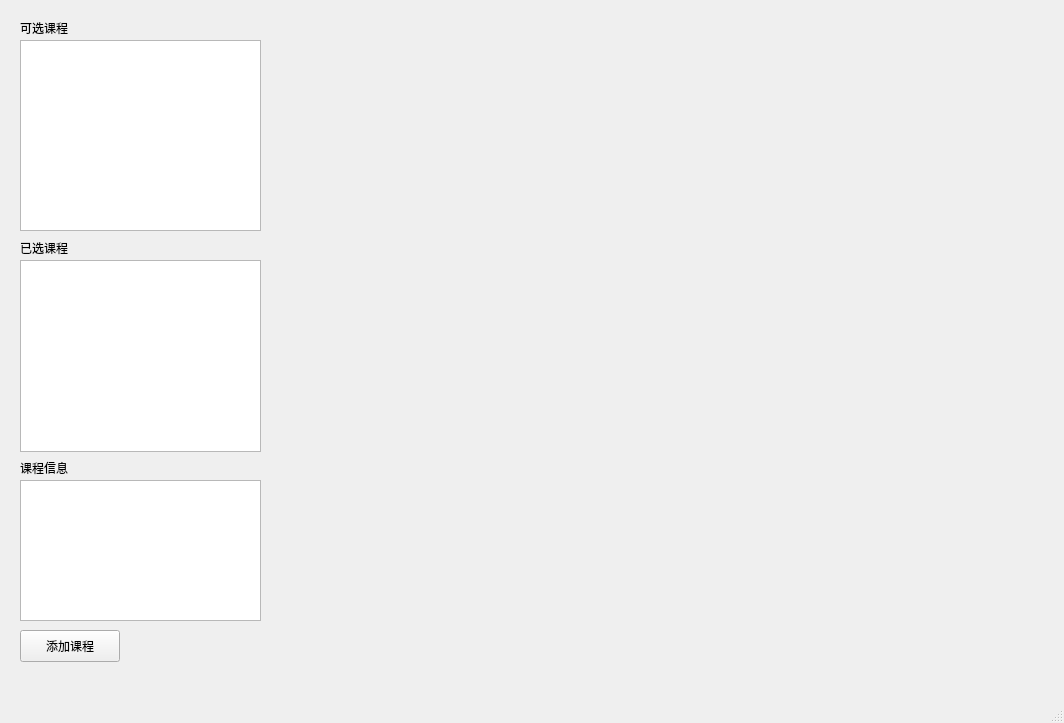
Qt form mainwindow.ui (jiangruizhang/EasyElective) before a commit.
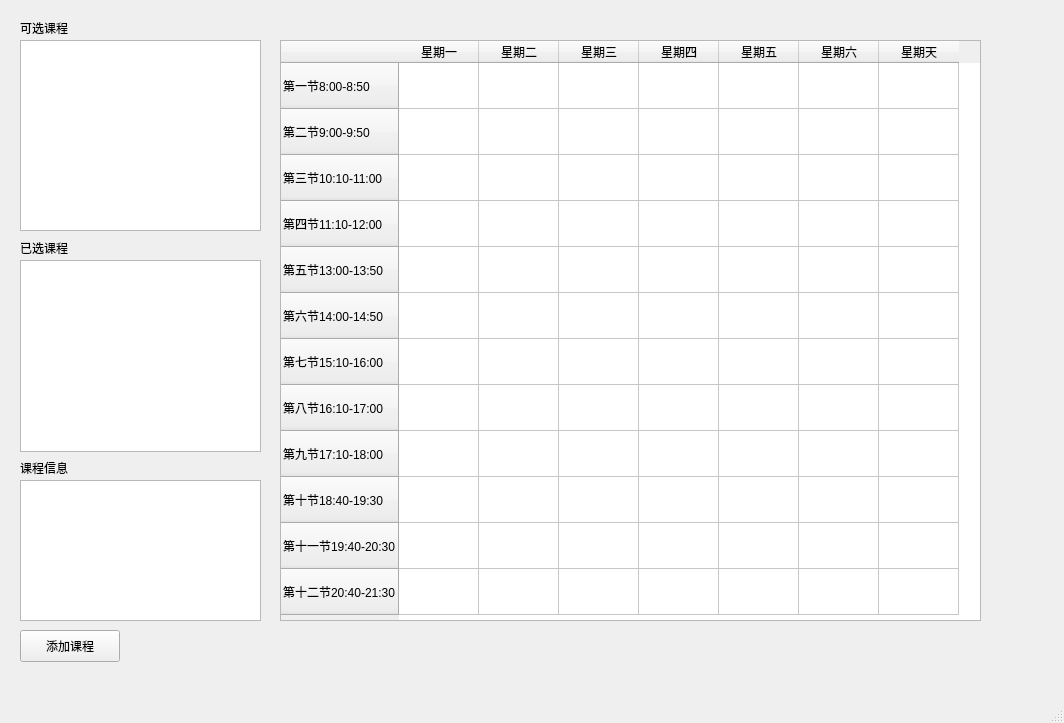
The same form after that commit.

Commit message: 修改了主界面ui

What changed in the file:
```diff
--- a/mainwindow.ui
+++ b/mainwindow.ui
@@ -102,6 +102,126 @@
      <string>添加课程</string>
     </property>
    </widget>
+   <widget class="QTableWidget" name="schedule">
+    <property name="geometry">
+     <rect>
+      <x>280</x>
+      <y>40</y>
+      <width>701</width>
+      <height>581</height>
+     </rect>
+    </property>
+    <property name="editTriggers">
+     <set>QAbstractItemView::EditTrigger::NoEditTriggers</set>
+    </property>
+    <property name="selectionMode">
+     <enum>QAbstractItemView::SelectionMode::MultiSelection</enum>
+    </property>
+    <attribute name="horizontalHeaderMinimumSectionSize">
+     <number>19</number>
+    </attribute>
+    <attribute name="horizontalHeaderDefaultSectionSize">
+     <number>80</number>
+    </attribute>
+    <attribute name="verticalHeaderDefaultSectionSize">
+     <number>46</number>
+    </attribute>
+    <row>
+     <property name="text">
+      <string>第一节8:00-8:50</string>
+     </property>
+    </row>
+    <row>
+     <property name="text">
+      <string>第二节9:00-9:50</string>
+     </property>
+    </row>
+    <row>
+     <property name="text">
+      <string>第三节10:10-11:00</string>
+     </property>
+    </row>
+    <row>
+     <property name="text">
+      <string>第四节11:10-12:00</string>
+     </property>
+    </row>
+    <row>
+     <property name="text">
+      <string>第五节13:00-13:50</string>
+     </property>
+    </row>
+    <row>
+     <property name="text">
+      <string>第六节14:00-14:50</string>
+     </property>
+    </row>
+    <row>
+     <property name="text">
+      <string>第七节15:10-16:00</string>
+     </property>
+    </row>
+    <row>
+     <property name="text">
+      <string>第八节16:10-17:00</string>
+     </property>
+    </row>
+    <row>
+     <property name="text">
+      <string>第九节17:10-18:00</string>
+     </property>
+    </row>
+    <row>
+     <property name="text">
+      <string>第十节18:40-19:30</string>
+     </property>
+    </row>
+    <row>
+     <property name="text">
+      <string>第十一节19:40-20:30</string>
+     </property>
+    </row>
+    <row>
+     <property name="text">
+      <string>第十二节20:40-21:30</string>
+     </property>
+    </row>
+    <column>
+     <property name="text">
+      <string>星期一</string>
+     </property>
+    </column>
+    <column>
+     <property name="text">
+      <string>星期二</string>
+     </property>
+    </column>
+    <column>
+     <property name="text">
+      <string>星期三</string>
+     </property>
+    </column>
+    <column>
+     <property name="text">
+      <string>星期四</string>
+     </property>
+    </column>
+    <column>
+     <property name="text">
+      <string>星期五</string>
+     </property>
+    </column>
+    <column>
+     <property name="text">
+      <string>星期六</string>
+     </property>
+    </column>
+    <column>
+     <property name="text">
+      <string>星期天</string>
+     </property>
+    </column>
+   </widget>
   </widget>
   <widget class="QMenuBar" name="menubar">
    <property name="geometry">
```
The commit also changes 1 other file.
